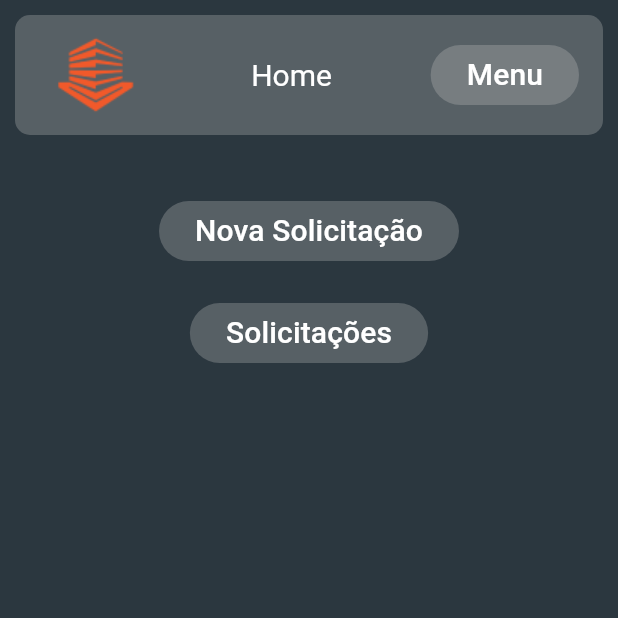
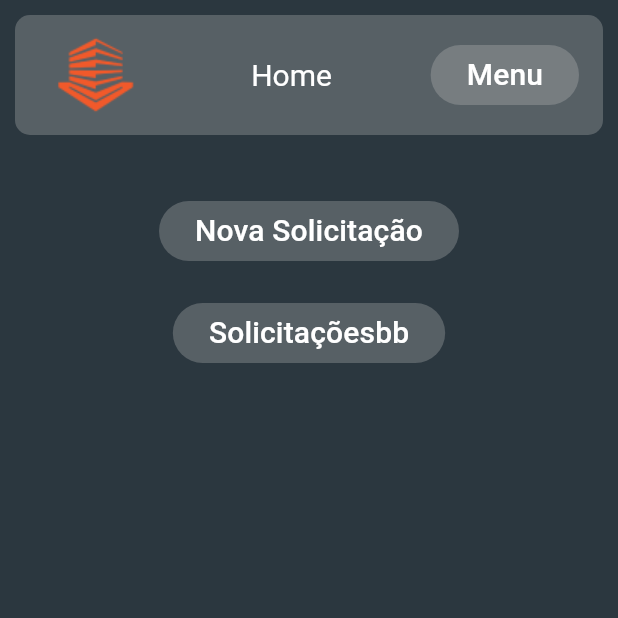
Before and after one commit to daniel-urbaneki-fag/exeke-vista-mobile-flutter, a Flutter app: the screen it shows after launch, on a phone screen of 412 x 824 dp, the top half of it. Run offline on Flutter 3.47's test engine with Material 3 defaults, Android fonts, the phone set to English and light mode, and no system bars; missing offline and left inert: camera_camera.

Commit message:
coloquei do bb em solicitacoes na home

```diff
--- a/lib/pages/home.dart
+++ b/lib/pages/home.dart
@@ -41,7 +41,7 @@ class HomeState extends State<Home> {
                               },
                             ),
                             CustomButton(
-                              nameLabelButton: "Solicitações",
+                              nameLabelButton: "Solicitaçõesbb",
                               navigationFunction: (context) {
                                 Navigator.push(
                                   context,
```
